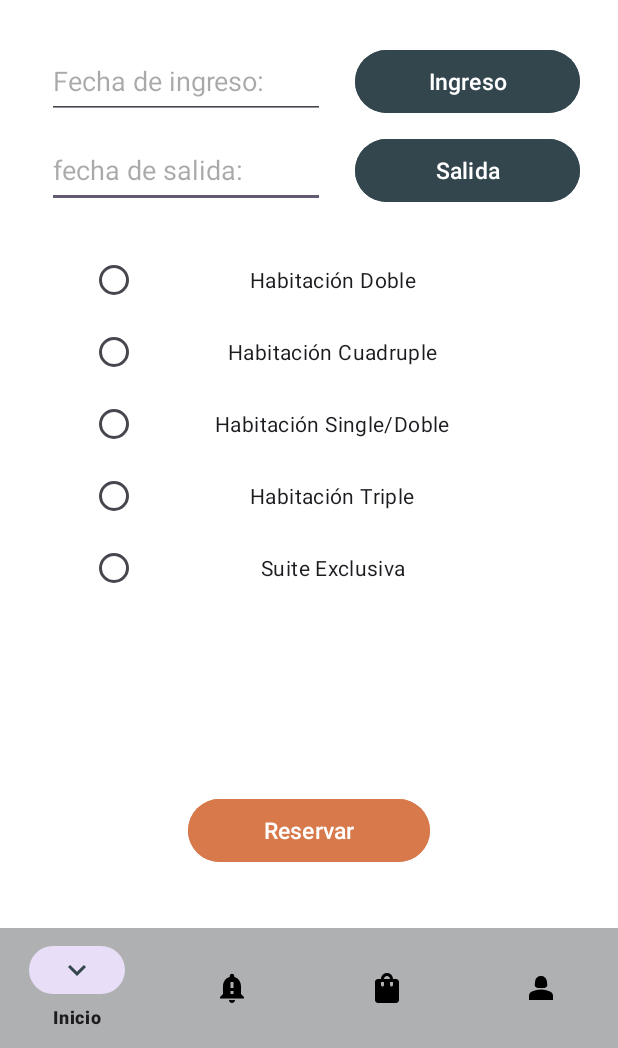
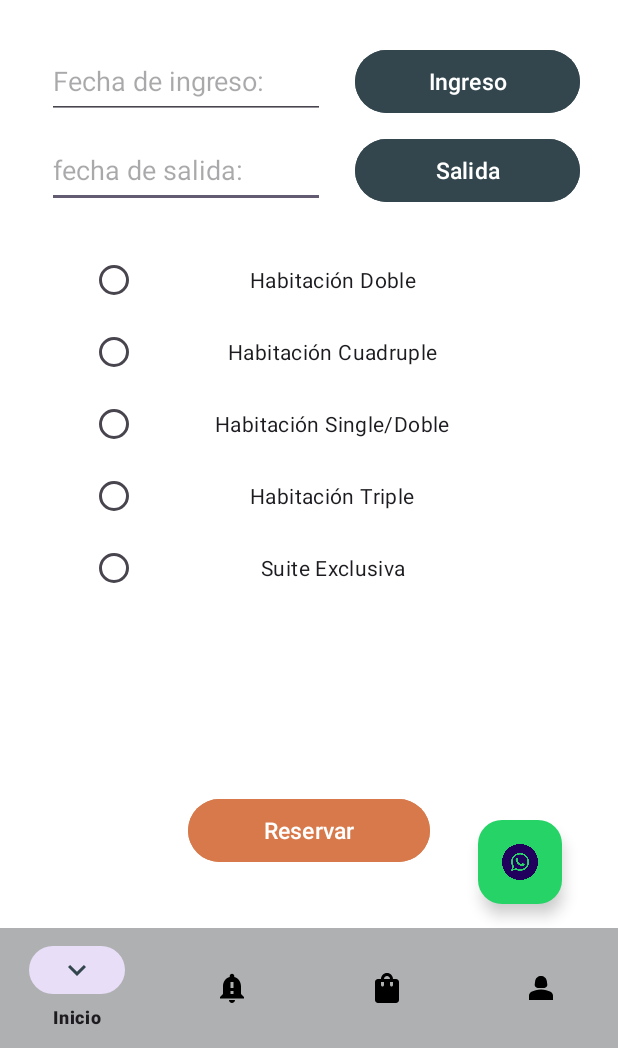
Before and after one commit to InnovacionIT/Hotel-california-Practicas, an Android app: the layout activity_home.xml on its own in the app's theme, with its tools: preview values and no code run, on a phone screen of 412 x 824 dp, the part 188-1236 px from its top. Run offline under Robolectric (Android 15) with nearby library versions, the phone set to English and light mode, and no system bars.

Commit message:
Se agrega boton whatsapp en vista Home.java y Activity.hom.xmle

```diff
--- a/Hotel-california-mobile/app/src/main/res/layout/activity_home.xml
+++ b/Hotel-california-mobile/app/src/main/res/layout/activity_home.xml
@@ -1,7 +1,13 @@
 <?xml version="1.0" encoding="utf-8"?>
-<androidx.constraintlayout.widget.ConstraintLayout xmlns:android="http://schemas.android.com/apk/res/android"
+<RelativeLayout xmlns:android="http://schemas.android.com/apk/res/android"
     xmlns:app="http://schemas.android.com/apk/res-auto"
     xmlns:tools="http://schemas.android.com/tools"
+    android:layout_width="match_parent"
+    android:layout_height="match_parent"
+    android:background="@color/white"
+    tools:context=".MainActivity">
+
+    <androidx.constraintlayout.widget.ConstraintLayout
         android:id="@+id/radioButtonDoubleRoom"
         android:layout_width="match_parent"
         android:layout_height="match_parent"
@@ -195,5 +201,23 @@
             app:layout_constraintEnd_toEndOf="parent"
             app:layout_constraintTop_toTopOf="parent" />
 
+        <com.google.android.material.floatingactionbutton.FloatingActionButton
+            android:id="@+id/fabWhatsApp"
+            android:layout_width="wrap_content"
+            android:layout_height="wrap_content"
+            android:layout_margin="16dp"
+            android:backgroundTint="@color/verde_whatsapp"
+            android:contentDescription="@string/whatsapp"
+            android:tint="@android:color/white"
+            app:layout_constraintBottom_toTopOf="@+id/bottomNavigationView"
+            app:layout_constraintEnd_toEndOf="parent"
+            app:layout_constraintHorizontal_bias="0.434"
+            app:layout_constraintStart_toEndOf="@+id/reservarButton"
+            app:layout_constraintTop_toBottomOf="@+id/textErrorReserva"
+            app:layout_constraintVertical_bias="1.0"
+            app:srcCompat="@drawable/wpp" />
+
 
     </androidx.constraintlayout.widget.ConstraintLayout>
+
+</RelativeLayout>
```
Also changed, not shown: Hotel-california-mobile/app/src/main/java/com/example/hotelcalifornia/Home.java (+30 -0 lines). Lines whose indentation alone changed are shown as unchanged.
